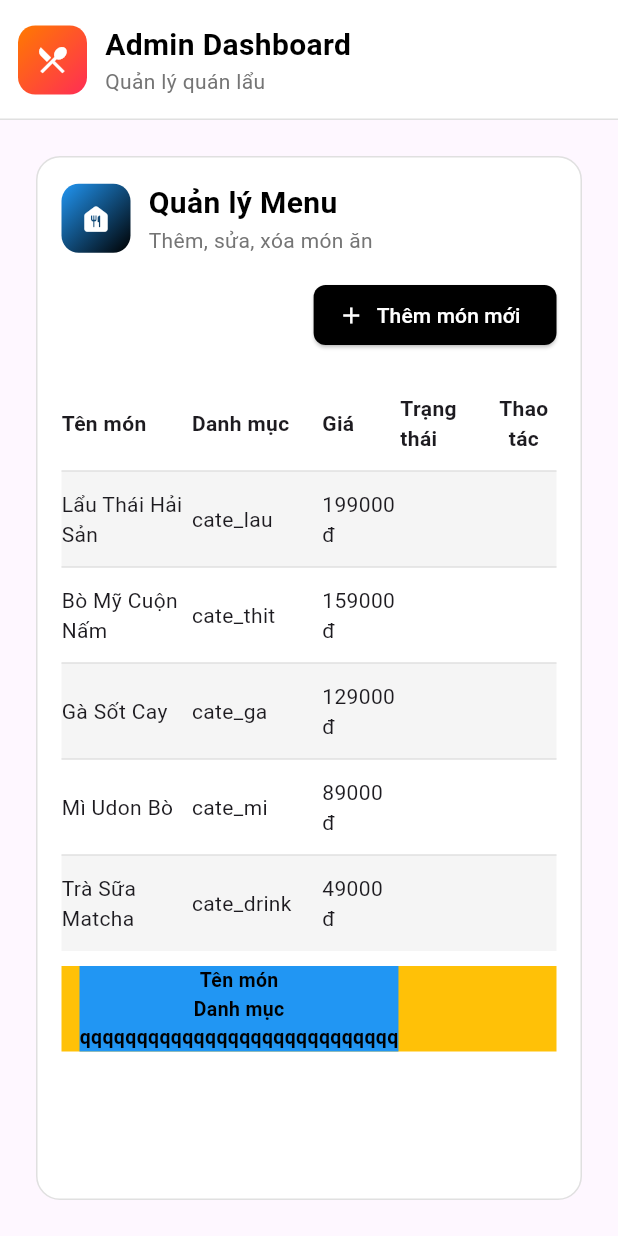
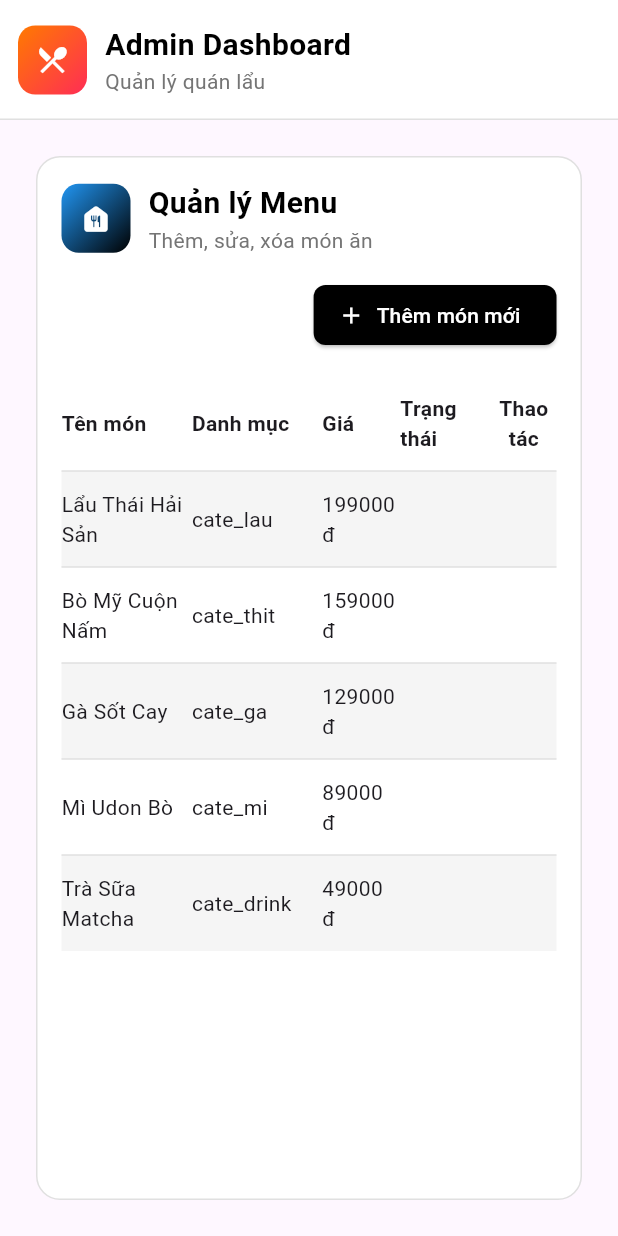
Before and after one commit to Comotcaiten/smart_hotpot_manager, a Flutter app: the screen it shows after launch, on a phone screen of 412 x 824 dp. Run offline on Flutter 3.47's test engine with Material 3 defaults, Android fonts, the phone set to English and light mode, and no system bars; our stand-ins replace firebase_core; accounts and stored records are empty.

Commit message:
Refactor product table UI and add ModelInfoSection widget
Removed SectionObjectAdmin from admin_product_table.dart and replaced its usage with a TODO for ModelInfoSection. Added ModelInfoSection widget in section.dart to display model information with customizable titles and contents. This improves flexibility and prepares for better mobile output.

```diff
--- a/lib/screens/admin_product_table.dart
+++ b/lib/screens/admin_product_table.dart
@@ -1,4 +1,3 @@
-// ignore_for_file: public_member_api_docs, sort_constructors_first
 import 'package:flutter/material.dart';
 import 'package:smart_hotpot_manager/models/product.dart';
 import 'package:smart_hotpot_manager/widgets/app_icon.dart';
@@ -76,8 +75,16 @@ class ProductTableUI extends StatelessWidget {
 
           SizedBox(height: 10),
 
-          // use list sectionObjectAdmin when it ouput on moblie
-          SectionObjectAdmin(titles: ["Tên món", "Danh mục", "qqqqqqqqqqqqqqqqqqqqqqqqqqqq"]),
+          // TODO: use list sectionObjectAdmin when it ouput on moblie
+          // for (int i = 0; i < sampleProducts.length; i++)
+          // ModelInfoSection(
+          //   titles: {
+          //     'name': 'Tên sản phẩm',
+          //     'price': 'Giá',
+          //     'category': 'Danh mục',
+          //   },
+          //   contents: sampleProducts[i].toMap()
+          // ),
         ],
       ),
     );
@@ -128,43 +135,6 @@ class ProductTableUI extends StatelessWidget {
 //   );
 // }
 
-class SectionObjectAdmin extends StatelessWidget {
-  final List<String> titles;
-
-  const SectionObjectAdmin({super.key, required this.titles});
-
-  @override
-  Widget build(BuildContext context) {
-    return Container(
-      color: Colors.amber,
-      child: Row(
-
-        children: [
-          //png
-          const SizedBox(width: 12),
-          Container(
-            color: Colors.blue,
-            child: Column(
-
-              children: [
-                for (int i = 0; i < titles.length; i++)
-                  Text(
-                    titles[i],
-                    textAlign: TextAlign.left,
-                    style: const TextStyle(
-                      fontSize: 13,
-                      fontWeight: FontWeight.bold,
-                      color: Colors.black,
-                    ),
-                  ),
-              ],
-            ),
-          ),
-        ],
-      ),
-    );
-  }
-}
 
 final List<Product> sampleProducts = [
   Product(
```
Also changed, not shown: lib/widgets/section.dart (+68 -0 lines).
